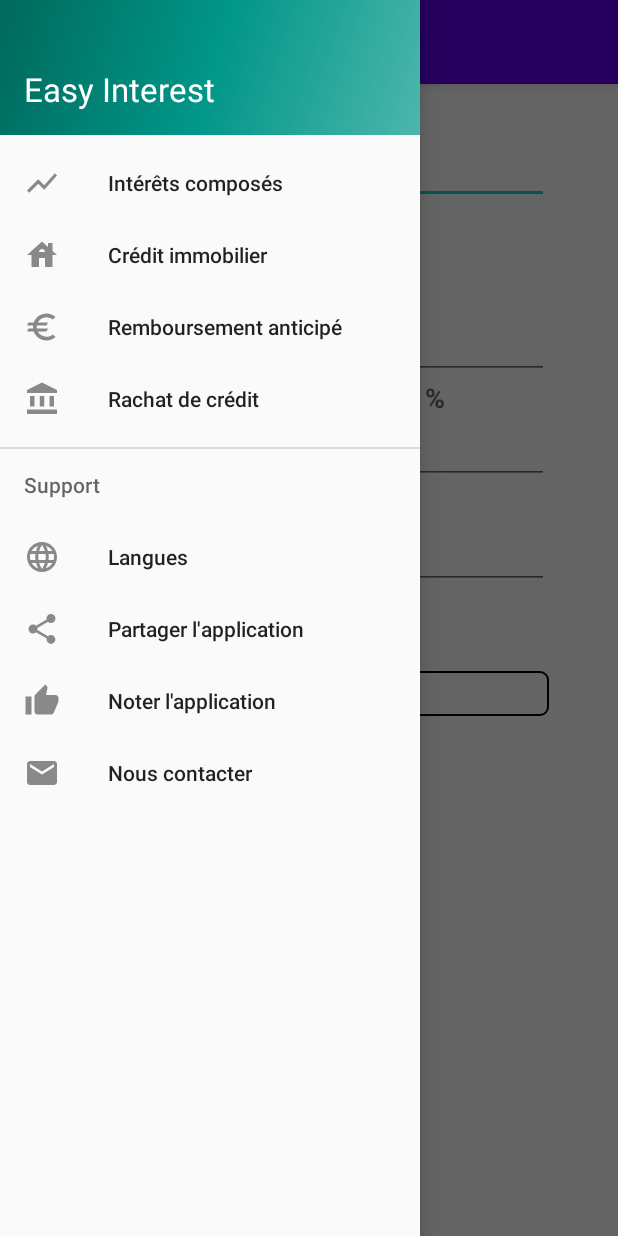
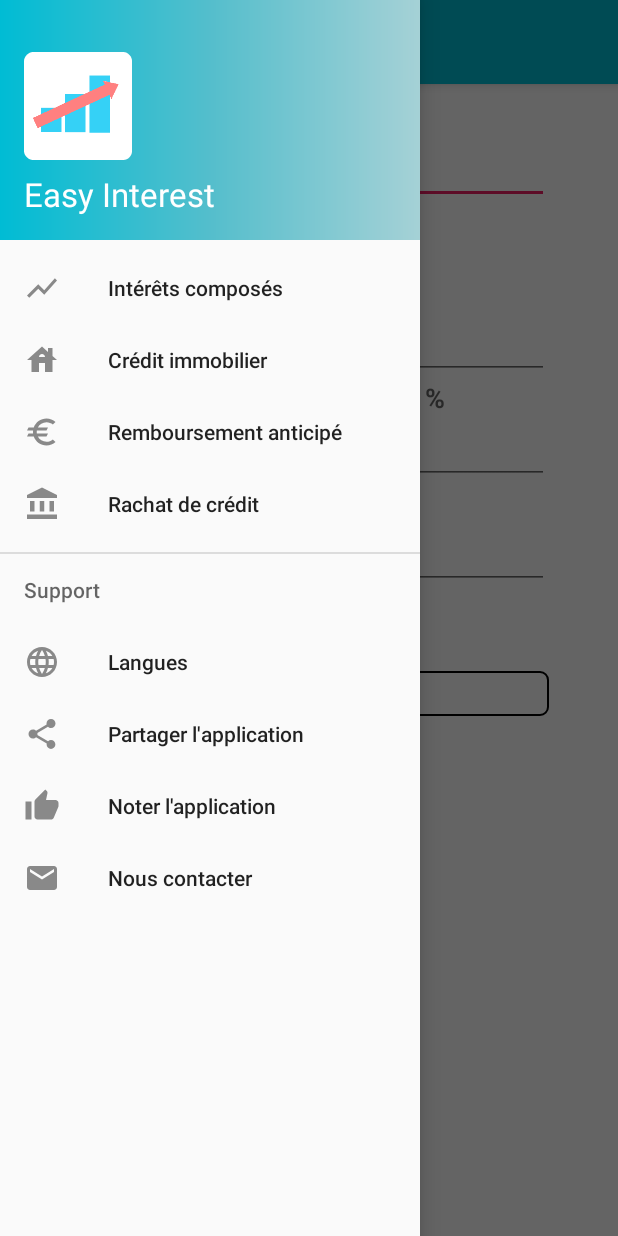
Before and after one commit to cromod/EasyInterest, an Android app: the screen it shows after launch (MainActivity), with the side drawer open, on a phone screen of 412 x 824 dp. Run offline under Robolectric (Android 15) with nearby library versions, the light colour scheme and no system bars; libraries missing offline, so code that uses them is left out: org.jetbrains.anko.

Commit message:
Change colors

```diff
--- a/app/src/main/java/fr/cromod/easyinterest/MainActivity.kt
+++ b/app/src/main/java/fr/cromod/easyinterest/MainActivity.kt
@@ -10,14 +10,12 @@ import androidx.appcompat.app.ActionBarDrawerToggle
 import androidx.appcompat.app.AppCompatActivity
 import androidx.core.view.GravityCompat
 import androidx.fragment.app.Fragment
-import com.google.android.material.floatingactionbutton.FloatingActionButton
 import com.google.android.material.navigation.NavigationView
-import com.google.android.material.snackbar.Snackbar
-import org.jetbrains.anko.selector
-import java.util.*
 import kotlinx.android.synthetic.main.activity_main.*
 import kotlinx.android.synthetic.main.app_bar_main.*
 import kotlinx.android.synthetic.main.content_main.*
+import org.jetbrains.anko.selector
+import java.util.*
 
 class MainActivity : AppCompatActivity(), NavigationView.OnNavigationItemSelectedListener
 {
--- a/app/src/main/res/drawable/side_nav_bar.xml
+++ b/app/src/main/res/drawable/side_nav_bar.xml
@@ -2,9 +2,9 @@
 <shape xmlns:android="http://schemas.android.com/apk/res/android"
     android:shape="rectangle">
     <gradient
-        android:angle="135"
-        android:centerColor="#009688"
-        android:endColor="#00695C"
-        android:startColor="#4DB6AC"
+        android:angle="180"
+        android:centerColor="#54BECC"
+        android:endColor="#00BCD4"
+        android:startColor="#A5D1D6"
         android:type="linear" />
 </shape>
--- a/app/src/main/res/layout/nav_header_main.xml
+++ b/app/src/main/res/layout/nav_header_main.xml
@@ -13,9 +13,16 @@
     android:paddingBottom="@dimen/activity_vertical_margin"
     android:theme="@style/ThemeOverlay.AppCompat.Dark">
 
+    <ImageView
+        android:layout_width="wrap_content"
+        android:layout_height="wrap_content"
+        app:srcCompat="@mipmap/ic_easy_interest_round"
+        android:id="@+id/imageView" />
+
     <TextView
         android:layout_width="match_parent"
         android:layout_height="wrap_content"
+        android:paddingTop="@dimen/nav_header_vertical_spacing"
         android:text="@string/app_name"
         android:textAppearance="@style/TextAppearance.AppCompat.Large" />
 
--- a/app/src/main/res/values/colors.xml
+++ b/app/src/main/res/values/colors.xml
@@ -1,6 +1,6 @@
 <?xml version="1.0" encoding="utf-8"?>
 <resources>
-    <color name="colorPrimary">#6200EE</color>
-    <color name="colorPrimaryDark">#3700B3</color>
-    <color name="colorAccent">#03DAC5</color>
+    <color name="colorPrimary">#00BCD4</color>
+    <color name="colorPrimaryDark">#36353A</color>
+    <color name="colorAccent">#E91E63</color>
 </resources>
--- a/app/src/main/res/values/dimens.xml
+++ b/app/src/main/res/values/dimens.xml
@@ -2,7 +2,8 @@
     <!-- Default screen margins, per the Android Design guidelines. -->
     <dimen name="activity_horizontal_margin">16dp</dimen>
     <dimen name="activity_vertical_margin">16dp</dimen>
-    <dimen name="nav_header_height">90dp</dimen>
+    <dimen name="nav_header_height">160dp</dimen>
+    <dimen name="nav_header_vertical_spacing">8dp</dimen>
     <dimen name="fab_margin">16dp</dimen>
     <dimen name="title_size">17dp</dimen>
 </resources>
```
